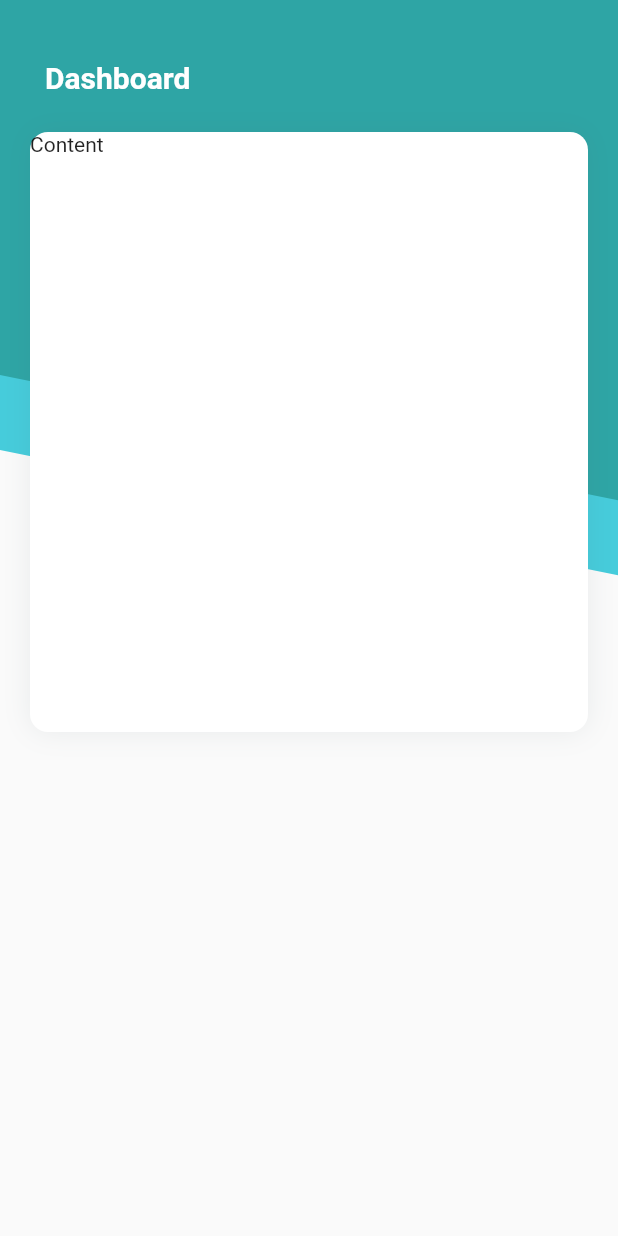
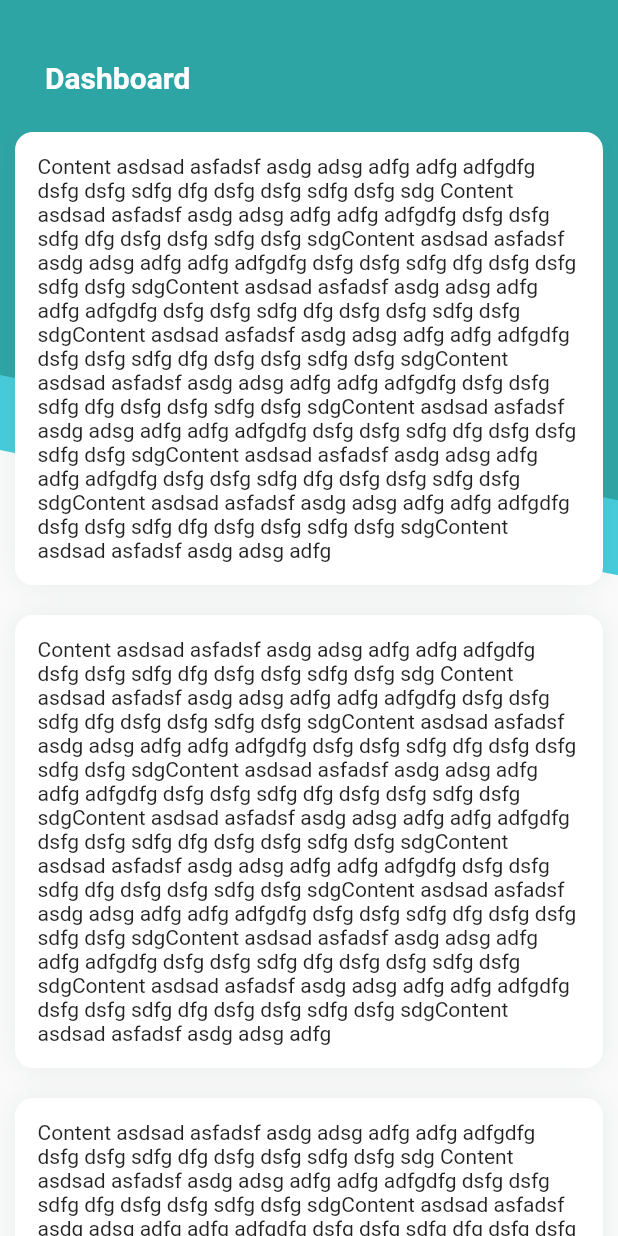
Before and after one commit to mligeziak/robin, a Flutter app: the screen it shows after launch, on a phone screen of 412 x 824 dp. Run offline on Flutter 3.47's test engine with Material 2 defaults, Android fonts, the phone set to English and light mode, and no system bars.

```diff
--- a/lib/src/app.dart
+++ b/lib/src/app.dart
@@ -9,9 +9,24 @@ class App extends StatelessWidget {
       theme: ThemeData(primarySwatch: Colors.blue),
       home: Layout(
         title: 'Dashboard',
-        child: Box(
-          child: Text('Content'),
-        ),
+        children: [
+          Box(
+            child: Text(
+                'Content asdsad asfadsf asdg adsg adfg adfg adfgdfg dsfg dsfg sdfg dfg dsfg dsfg sdfg dsfg sdg Content asdsad asfadsf asdg adsg adfg adfg adfgdfg dsfg dsfg sdfg dfg dsfg dsfg sdfg dsfg sdgContent asdsad asfadsf asdg adsg adfg adfg adfgdfg dsfg dsfg sdfg dfg dsfg dsfg sdfg dsfg sdgContent asdsad asfadsf asdg adsg adfg adfg adfgdfg dsfg dsfg sdfg dfg dsfg dsfg sdfg dsfg sdgContent asdsad asfadsf asdg adsg adfg adfg adfgdfg dsfg dsfg sdfg dfg dsfg dsfg sdfg dsfg sdgContent asdsad asfadsf asdg adsg adfg adfg adfgdfg dsfg dsfg sdfg dfg dsfg dsfg sdfg dsfg sdgContent asdsad asfadsf asdg adsg adfg adfg adfgdfg dsfg dsfg sdfg dfg dsfg dsfg sdfg dsfg sdgContent asdsad asfadsf asdg adsg adfg adfg adfgdfg dsfg dsfg sdfg dfg dsfg dsfg sdfg dsfg sdgContent asdsad asfadsf asdg adsg adfg adfg adfgdfg dsfg dsfg sdfg dfg dsfg dsfg sdfg dsfg sdgContent asdsad asfadsf asdg adsg adfg '),
+          ),
+          Box(
+            child: Text(
+                'Content asdsad asfadsf asdg adsg adfg adfg adfgdfg dsfg dsfg sdfg dfg dsfg dsfg sdfg dsfg sdg Content asdsad asfadsf asdg adsg adfg adfg adfgdfg dsfg dsfg sdfg dfg dsfg dsfg sdfg dsfg sdgContent asdsad asfadsf asdg adsg adfg adfg adfgdfg dsfg dsfg sdfg dfg dsfg dsfg sdfg dsfg sdgContent asdsad asfadsf asdg adsg adfg adfg adfgdfg dsfg dsfg sdfg dfg dsfg dsfg sdfg dsfg sdgContent asdsad asfadsf asdg adsg adfg adfg adfgdfg dsfg dsfg sdfg dfg dsfg dsfg sdfg dsfg sdgContent asdsad asfadsf asdg adsg adfg adfg adfgdfg dsfg dsfg sdfg dfg dsfg dsfg sdfg dsfg sdgContent asdsad asfadsf asdg adsg adfg adfg adfgdfg dsfg dsfg sdfg dfg dsfg dsfg sdfg dsfg sdgContent asdsad asfadsf asdg adsg adfg adfg adfgdfg dsfg dsfg sdfg dfg dsfg dsfg sdfg dsfg sdgContent asdsad asfadsf asdg adsg adfg adfg adfgdfg dsfg dsfg sdfg dfg dsfg dsfg sdfg dsfg sdgContent asdsad asfadsf asdg adsg adfg '),
+          ),
+          Box(
+            child: Text(
+                'Content asdsad asfadsf asdg adsg adfg adfg adfgdfg dsfg dsfg sdfg dfg dsfg dsfg sdfg dsfg sdg Content asdsad asfadsf asdg adsg adfg adfg adfgdfg dsfg dsfg sdfg dfg dsfg dsfg sdfg dsfg sdgContent asdsad asfadsf asdg adsg adfg adfg adfgdfg dsfg dsfg sdfg dfg dsfg dsfg sdfg dsfg sdgContent asdsad asfadsf asdg adsg adfg adfg adfgdfg dsfg dsfg sdfg dfg dsfg dsfg sdfg dsfg sdgContent asdsad asfadsf asdg adsg adfg adfg adfgdfg dsfg dsfg sdfg dfg dsfg dsfg sdfg dsfg sdgContent asdsad asfadsf asdg adsg adfg adfg adfgdfg dsfg dsfg sdfg dfg dsfg dsfg sdfg dsfg sdgContent asdsad asfadsf asdg adsg adfg adfg adfgdfg dsfg dsfg sdfg dfg dsfg dsfg sdfg dsfg sdgContent asdsad asfadsf asdg adsg adfg adfg adfgdfg dsfg dsfg sdfg dfg dsfg dsfg sdfg dsfg sdgContent asdsad asfadsf asdg adsg adfg adfg adfgdfg dsfg dsfg sdfg dfg dsfg dsfg sdfg dsfg sdgContent asdsad asfadsf asdg adsg adfg '),
+          ),
+          Box(
+            child: Text(
+                'Content asdsad asfadsf asdg adsg adfg adfg adfgdfg dsfg dsfg sdfg dfg dsfg dsfg sdfg dsfg sdg Content asdsad asfadsf asdg adsg adfg adfg adfgdfg dsfg dsfg sdfg dfg dsfg dsfg sdfg dsfg sdgContent asdsad asfadsf asdg adsg adfg adfg adfgdfg dsfg dsfg sdfg dfg dsfg dsfg sdfg dsfg sdgContent asdsad asfadsf asdg adsg adfg adfg adfgdfg dsfg dsfg sdfg dfg dsfg dsfg sdfg dsfg sdgContent asdsad asfadsf asdg adsg adfg adfg adfgdfg dsfg dsfg sdfg dfg dsfg dsfg sdfg dsfg sdgContent asdsad asfadsf asdg adsg adfg adfg adfgdfg dsfg dsfg sdfg dfg dsfg dsfg sdfg dsfg sdgContent asdsad asfadsf asdg adsg adfg adfg adfgdfg dsfg dsfg sdfg dfg dsfg dsfg sdfg dsfg sdgContent asdsad asfadsf asdg adsg adfg adfg adfgdfg dsfg dsfg sdfg dfg dsfg dsfg sdfg dsfg sdgContent asdsad asfadsf asdg adsg adfg adfg adfgdfg dsfg dsfg sdfg dfg dsfg dsfg sdfg dsfg sdgContent asdsad asfadsf asdg adsg adfg '),
+          ),
+        ],
       ),
     );
   }
--- a/lib/widgets/box.dart
+++ b/lib/widgets/box.dart
@@ -9,8 +9,8 @@ class Box extends StatelessWidget {
     return Container(
       alignment: Alignment(-1.0, -1.0),
       child: this.child,
-      height: 400.0,
-      margin: EdgeInsets.only(left: 20.0, right: 20.0),
+      margin: EdgeInsets.only(left: 10.0, right: 10.0, bottom: 20.0),
+      padding: EdgeInsets.all(15.0),
       decoration: BoxDecoration(
         color: Colors.white,
         borderRadius: BorderRadius.all(Radius.circular(12.0)),
--- a/lib/widgets/layout.dart
+++ b/lib/widgets/layout.dart
@@ -2,9 +2,9 @@ import 'package:flutter/material.dart';
 
 class Layout extends StatelessWidget {
   final String title;
-  final Widget child;
+  final List<Widget> children;
 
-  Layout({@required this.title, @required this.child});
+  Layout({@required this.title, @required this.children});
 
   Widget build(context) {
     return Scaffold(
@@ -29,12 +29,11 @@ class Layout extends StatelessWidget {
             left: 0.0,
             right: 0.0,
           ),
-          Positioned(
-            child: Column(
+          Column(
             children: <Widget>[
               Container(
-                  margin:
-                      EdgeInsets.only(bottom: 25.0, left: 30.0, right: 30.0),
+                margin: EdgeInsets.only(
+                    top: 40.0, bottom: 25.0, left: 30.0, right: 30.0),
                 alignment: Alignment(-1.0, 0.0),
                 child: Text(
                   this.title,
@@ -45,12 +44,14 @@ class Layout extends StatelessWidget {
                   ),
                 ),
               ),
-                this.child,
+              Expanded(
+                child: SingleChildScrollView(
+                  child: Column(
+                    children: this.children,
+                  ),
+                ),
+              ),
             ],
-            ),
-            top: 40.0,
-            left: 0.0,
-            right: 0.0,
           ),
         ],
       ),
```
Lines whose indentation alone changed are shown as unchanged.
